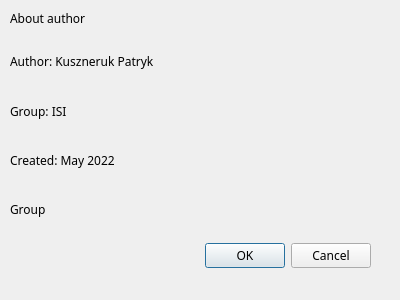
Qt form infodialog.ui (pkuszn/PasswordManagerQT) before a commit.
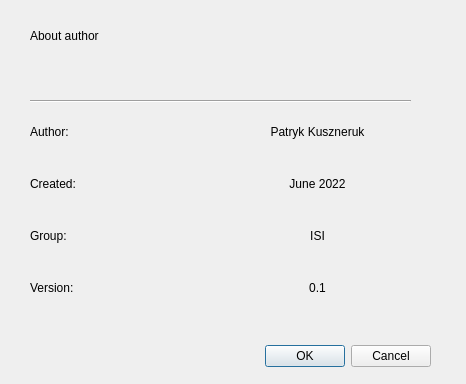
The same form after that commit.

```diff
--- a/infodialog.ui
+++ b/infodialog.ui
@@ -6,14 +6,12 @@
    <rect>
     <x>0</x>
     <y>0</y>
-    <width>400</width>
-    <height>300</height>
+    <width>466</width>
+    <height>384</height>
    </rect>
   </property>
   <property name="font">
-   <font>
-    <family>Fira Code Medium</family>
-   </font>
+   <font/>
   </property>
   <property name="windowTitle">
    <string>Dialog</string>
@@ -21,8 +19,8 @@
   <widget class="QDialogButtonBox" name="buttonBox">
    <property name="geometry">
     <rect>
-     <x>30</x>
-     <y>240</y>
+     <x>90</x>
+     <y>340</y>
      <width>341</width>
      <height>32</height>
     </rect>
@@ -34,53 +32,137 @@
     <set>QDialogButtonBox::Cancel|QDialogButtonBox::Ok</set>
    </property>
   </widget>
-  <widget class="QWidget" name="verticalLayoutWidget">
+  <widget class="QLabel" name="label_4">
+   <property name="geometry">
+    <rect>
+     <x>770</x>
+     <y>170</y>
+     <width>359</width>
+     <height>189</height>
+    </rect>
+   </property>
+   <property name="text">
+    <string>Group</string>
+   </property>
+  </widget>
+  <widget class="QWidget" name="verticalLayoutWidget_3">
    <property name="geometry">
     <rect>
      <x>10</x>
-     <y>40</y>
-     <width>361</width>
-     <height>191</height>
+     <y>80</y>
+     <width>421</width>
+     <height>251</height>
     </rect>
    </property>
-   <layout class="QVBoxLayout" name="verticalLayout">
+   <layout class="QVBoxLayout" name="verticalLayout_4">
+    <property name="leftMargin">
+     <number>20</number>
+    </property>
+    <property name="topMargin">
+     <number>20</number>
+    </property>
+    <property name="rightMargin">
+     <number>20</number>
+    </property>
+    <property name="bottomMargin">
+     <number>20</number>
+    </property>
     <item>
-     <widget class="QLabel" name="label_2">
-      <property name="text">
-       <string>Author: Kuszneruk Patryk</string>
+     <widget class="Line" name="line">
+      <property name="orientation">
+       <enum>Qt::Horizontal</enum>
       </property>
      </widget>
     </item>
     <item>
-     <widget class="QLabel" name="label_3">
-      <property name="text">
-       <string>Group: ISI</string>
-      </property>
-     </widget>
-    </item>
-    <item>
-     <widget class="QLabel" name="label_5">
-      <property name="text">
-       <string>Created: May 2022</string>
-      </property>
-     </widget>
-    </item>
-    <item>
-     <widget class="QLabel" name="label_4">
-      <property name="text">
-       <string>Group</string>
-      </property>
-     </widget>
+     <layout class="QHBoxLayout" name="horizontalLayout">
+      <item>
+       <layout class="QVBoxLayout" name="verticalLayout">
+        <item>
+         <widget class="QLabel" name="label_2">
+          <property name="text">
+           <string>Author:</string>
+          </property>
+         </widget>
+        </item>
+        <item>
+         <widget class="QLabel" name="label_5">
+          <property name="text">
+           <string>Created: </string>
+          </property>
+         </widget>
+        </item>
+        <item>
+         <widget class="QLabel" name="label_3">
+          <property name="text">
+           <string>Group: </string>
+          </property>
+         </widget>
+        </item>
+        <item>
+         <widget class="QLabel" name="label_10">
+          <property name="text">
+           <string>Version:</string>
+          </property>
+         </widget>
+        </item>
+       </layout>
+      </item>
+      <item>
+       <layout class="QVBoxLayout" name="verticalLayout_2">
+        <item>
+         <widget class="QLabel" name="label_6">
+          <property name="text">
+           <string>Patryk Kuszneruk</string>
+          </property>
+          <property name="alignment">
+           <set>Qt::AlignCenter</set>
+          </property>
+         </widget>
+        </item>
+        <item>
+         <widget class="QLabel" name="label_7">
+          <property name="text">
+           <string>June 2022</string>
+          </property>
+          <property name="alignment">
+           <set>Qt::AlignCenter</set>
+          </property>
+         </widget>
+        </item>
+        <item>
+         <widget class="QLabel" name="label_8">
+          <property name="text">
+           <string>ISI</string>
+          </property>
+          <property name="alignment">
+           <set>Qt::AlignCenter</set>
+          </property>
+         </widget>
+        </item>
+        <item>
+         <widget class="QLabel" name="label_9">
+          <property name="text">
+           <string>0.1</string>
+          </property>
+          <property name="alignment">
+           <set>Qt::AlignCenter</set>
+          </property>
+         </widget>
+        </item>
+       </layout>
+      </item>
+     </layout>
     </item>
    </layout>
   </widget>
   <widget class="QLabel" name="label">
    <property name="geometry">
     <rect>
-     <x>10</x>
+     <x>30</x>
      <y>10</y>
-     <width>91</width>
-     <height>16</height>
+     <width>381</width>
+     <height>51</height>
     </rect>
    </property>
    <property name="text">
```
